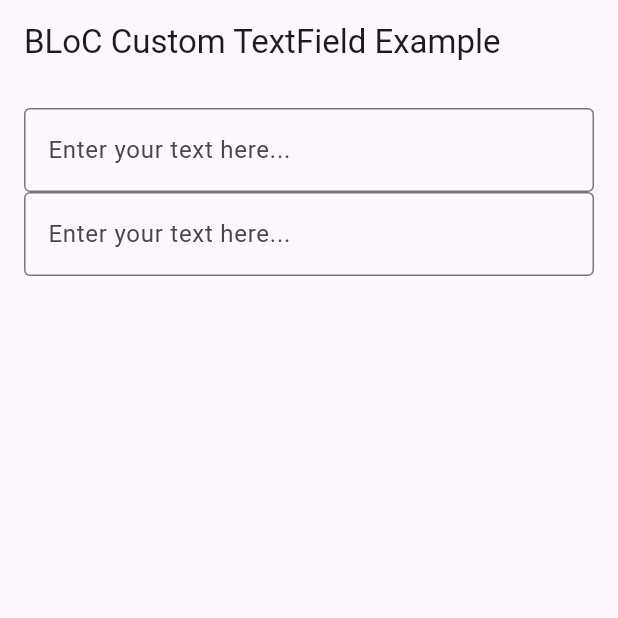
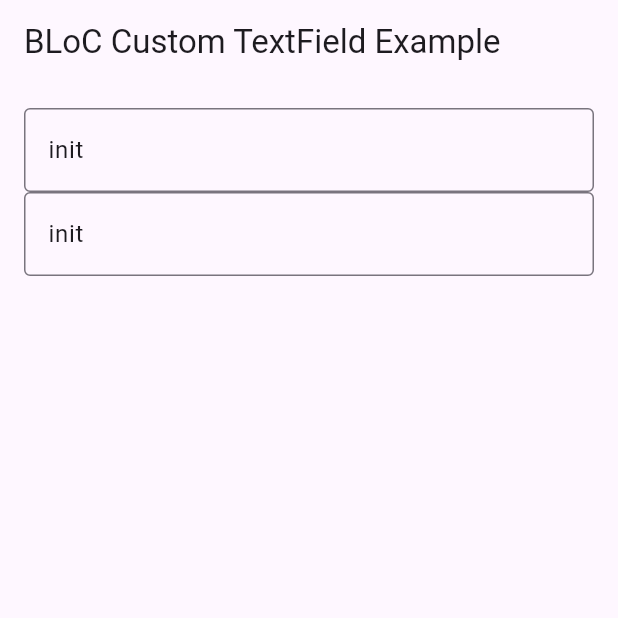
Before and after one commit to mk590901/Event-driven-BLoC-s-text-fields, a Flutter app: the screen it shows after launch, on a phone screen of 412 x 824 dp, the top half of it. Run offline on Flutter 3.47's test engine with Material 3 defaults, Android fonts, the phone set to English and light mode, and no system bars; our stand-ins replace equatable, flutter_bloc.

```diff
--- a/lib/custom_text_field.dart
+++ b/lib/custom_text_field.dart
@@ -17,15 +17,13 @@ class CustomTextField extends StatelessWidget {
   @override
   Widget build(BuildContext context) {
     return BlocProvider(
-      //create: (context) => TextFieldBloc(),
       create: (context) {
         textFieldBloc = TextFieldBloc();
+        textFieldBloc.add(TextChanged('init'));
         return textFieldBloc;
       },
       child: BlocBuilder<TextFieldBloc, TextFieldState>(
         builder: (context, state) {
-          //final textFieldBloc = BlocProvider.of<TextFieldBloc>(context);
-
           if (state is TextFieldChanged) {
             _controller.value = _controller.value.copyWith(
               text: state.text,
```
